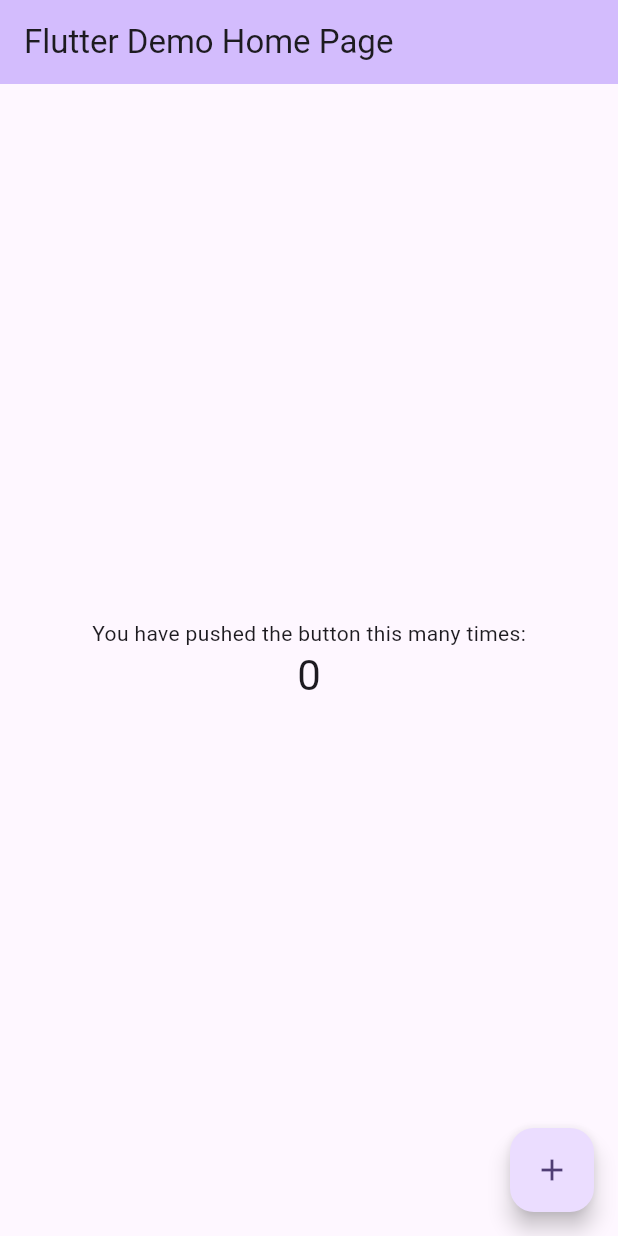
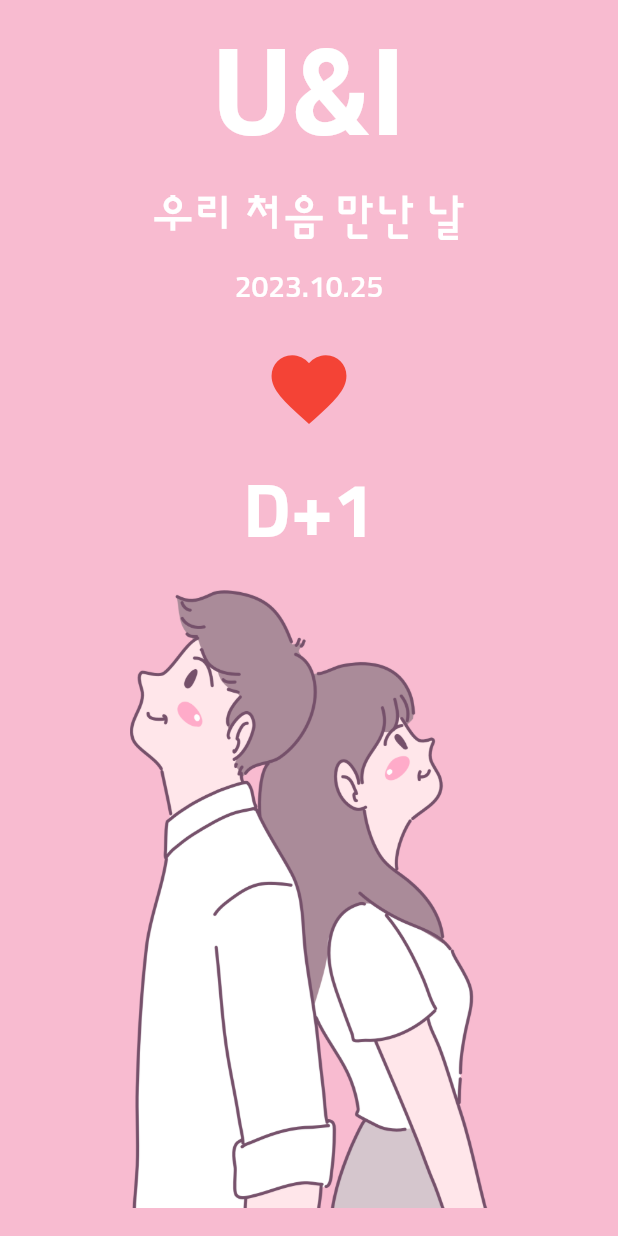
Before and after one commit to seogi1004/flutter-for-beginners, a Flutter app: the screen it shows after launch, on a phone screen of 412 x 824 dp. Run offline on Flutter 3.47's test engine with Material 2 defaults, Android fonts, the phone set to English and light mode, and no system bars; our stand-ins replace firebase_auth, firebase_core, google_sign_in, shared_preferences; accounts and stored records are empty; Roboto replaces fonts that are missing (parisienne).

Commit message:
구현 완료!!

```diff
--- a/u_and_i/lib/main.dart
+++ b/u_and_i/lib/main.dart
@@ -1,4 +1,5 @@
 import 'package:flutter/material.dart';
+import 'package:u_and_i/screen/home_screen.dart';
 
 void main() {
   runApp(const MyApp());
@@ -7,119 +8,31 @@ void main() {
 class MyApp extends StatelessWidget {
   const MyApp({super.key});
 
-  // This widget is the root of your application.
   @override
   Widget build(BuildContext context) {
     return MaterialApp(
-      title: 'Flutter Demo',
       theme: ThemeData(
-        // This is the theme of your application.
-        //
-        // TRY THIS: Try running your application with "flutter run". You'll see
-        // the application has a blue toolbar. Then, without quitting the app,
-        // try changing the seedColor in the colorScheme below to Colors.green
-        // and then invoke "hot reload" (save your changes or press the "hot
-        // reload" button in a Flutter-supported IDE, or press "r" if you used
-        // the command line to start the app).
-        //
-        // Notice that the counter didn't reset back to zero; the application
-        // state is not lost during the reload. To reset the state, use hot
-        // restart instead.
-        //
-        // This works for code too, not just values: Most code changes can be
-        // tested with just a hot reload.
-        colorScheme: ColorScheme.fromSeed(seedColor: Colors.deepPurple),
-        useMaterial3: true,
+        fontFamily: 'sunflower',
+        textTheme: const TextTheme(
+          displayLarge: TextStyle(
+            color: Colors.white,
+            fontSize: 80.0,
+            fontWeight: FontWeight.w700,
+            fontFamily: 'parisienne',
+          ),
+          displayMedium: TextStyle(
+            color: Colors.white,
+            fontSize: 50.0,
+            fontWeight: FontWeight.w700,
+          ),
+          bodyLarge: TextStyle(
+            color: Colors.white,
+            fontSize: 30.0,
+          ),
+          bodyMedium: TextStyle(color: Colors.white, fontSize: 20.0),
+        ),
       ),
-      home: const MyHomePage(title: 'Flutter Demo Home Page'),
+      home: const HomeScreen(),
     );
   }
 }
-
-class MyHomePage extends StatefulWidget {
-  const MyHomePage({super.key, required this.title});
-
-  // This widget is the home page of your application. It is stateful, meaning
-  // that it has a State object (defined below) that contains fields that affect
-  // how it looks.
-
-  // This class is the configuration for the state. It holds the values (in this
-  // case the title) provided by the parent (in this case the App widget) and
-  // used by the build method of the State. Fields in a Widget subclass are
-  // always marked "final".
-
-  final String title;
-
-  @override
-  State<MyHomePage> createState() => _MyHomePageState();
-}
-
-class _MyHomePageState extends State<MyHomePage> {
-  int _counter = 0;
-
-  void _incrementCounter() {
-    setState(() {
-      // This call to setState tells the Flutter framework that something has
-      // changed in this State, which causes it to rerun the build method below
-      // so that the display can reflect the updated values. If we changed
-      // _counter without calling setState(), then the build method would not be
-      // called again, and so nothing would appear to happen.
-      _counter++;
-    });
-  }
-
-  @override
-  Widget build(BuildContext context) {
-    // This method is rerun every time setState is called, for instance as done
-    // by the _incrementCounter method above.
-    //
-    // The Flutter framework has been optimized to make rerunning build methods
-    // fast, so that you can just rebuild anything that needs updating rather
-    // than having to individually change instances of widgets.
-    return Scaffold(
-      appBar: AppBar(
-        // TRY THIS: Try changing the color here to a specific color (to
-        // Colors.amber, perhaps?) and trigger a hot reload to see the AppBar
-        // change color while the other colors stay the same.
-        backgroundColor: Theme.of(context).colorScheme.inversePrimary,
-        // Here we take the value from the MyHomePage object that was created by
-        // the App.build method, and use it to set our appbar title.
-        title: Text(widget.title),
-      ),
-      body: Center(
-        // Center is a layout widget. It takes a single child and positions it
-        // in the middle of the parent.
-        child: Column(
-          // Column is also a layout widget. It takes a list of children and
-          // arranges them vertically. By default, it sizes itself to fit its
-          // children horizontally, and tries to be as tall as its parent.
-          //
-          // Column has various properties to control how it sizes itself and
-          // how it positions its children. Here we use mainAxisAlignment to
-          // center the children vertically; the main axis here is the vertical
-          // axis because Columns are vertical (the cross axis would be
-          // horizontal).
-          //
-          // TRY THIS: Invoke "debug painting" (choose the "Toggle Debug Paint"
-          // action in the IDE, or press "p" in the console), to see the
-          // wireframe for each widget.
-          mainAxisAlignment: MainAxisAlignment.center,
-          children: <Widget>[
-            const Text(
-              'You have pushed the button this many times:',
-            ),
-            Text(
-              '$_counter',
-              style: Theme.of(context).textTheme.headlineMedium,
-            ),
-          ],
-        ),
-      ),
-      floatingActionButton: FloatingActionButton(
-        onPressed: _incrementCounter,
-        tooltip: 'Increment',
-        child: const Icon(Icons.add),
-      ), // This trailing comma makes auto-formatting nicer for build methods.
-    );
-  }
-}
--- /dev/null
+++ b/u_and_i/lib/screen/home_screen.dart
@@ -0,0 +1,116 @@
+import 'package:flutter/material.dart';
+import 'package:flutter/cupertino.dart';
+
+class HomeScreen extends StatefulWidget {
+  const HomeScreen({super.key});
+
+  @override
+  State<HomeScreen> createState() => _HomeScreenState();
+}
+
+class _HomeScreenState extends State<HomeScreen> {
+  DateTime firstDay = DateTime.now();
+
+  @override
+  Widget build(BuildContext context) {
+    return Scaffold(
+      backgroundColor: Colors.pink[100],
+      body: SafeArea(
+        top: true,
+        bottom: false,
+        child: Column(
+          mainAxisAlignment: MainAxisAlignment.spaceBetween,
+          crossAxisAlignment: CrossAxisAlignment.stretch,
+          children: [
+            _DDay(
+              onHeartPressed: onHeartPressed,
+              firstDay: firstDay,
+            ),
+            _CoupleImage(),
+          ],
+        ),
+      ),
+    );
+  }
+
+  void onHeartPressed() {
+    showCupertinoDialog(
+      context: context,
+      builder: (BuildContext context) {
+        return Align(
+          alignment: Alignment.bottomCenter,
+          child: Container(
+            color: Colors.white,
+            height: 300,
+            child: CupertinoDatePicker(
+              mode: CupertinoDatePickerMode.date,
+              onDateTimeChanged: (DateTime date) {
+                setState(() {
+                  firstDay = date;
+                });
+              },
+            ),
+          ),
+        );
+      },
+      barrierDismissible: true,
+    );
+  }
+}
+
+class _DDay extends StatelessWidget {
+  final GestureTapCallback onHeartPressed;
+  final DateTime firstDay;
+
+  const _DDay({
+    required this.onHeartPressed,
+    required this.firstDay,
+  });
+
+  @override
+  Widget build(BuildContext context) {
+    final textTheme = Theme.of(context).textTheme;
+    final now = DateTime.now();
+
+    return Column(children: [
+      const SizedBox(height: 16.0),
+      Text(
+        'U&I',
+        style: textTheme.displayLarge,
+      ),
+      const SizedBox(height: 16.0),
+      Text(
+        '우리 처음 만난 날',
+        style: textTheme.bodyLarge,
+      ),
+      const SizedBox(height: 16.0),
+      Text(
+        '${firstDay.year}.${firstDay.month}.${firstDay.day}',
+        style: textTheme.bodyMedium,
+      ),
+      const SizedBox(height: 16.0),
+      IconButton(
+        iconSize: 60.0,
+        onPressed: onHeartPressed,
+        icon: const Icon(Icons.favorite, color: Colors.red),
+      ),
+      const SizedBox(height: 16.0),
+      Text(
+        'D+${DateTime(now.year, now.month, now.day).difference(firstDay).inDays + 1}',
+        style: textTheme.displayMedium,
+      ),
+    ]);
+  }
+}
+
+class _CoupleImage extends StatelessWidget {
+  @override
+  Widget build(BuildContext context) {
+    return Expanded(
+      child: Center(
+        child: Image.asset('asset/img/middle_image.png',
+            height: MediaQuery.of(context).size.height / 2),
+      ),
+    );
+  }
+}
```
Also changed, not shown: u_and_i/pubspec.yaml (+10 -9 lines), u_and_i/asset/font/Parisienne-Regular.ttf (added), u_and_i/asset/font/Sunflower-Bold.ttf (added), u_and_i/asset/font/Sunflower-Light.ttf (added), u_and_i/asset/font/Sunflower-Medium.ttf (added), u_and_i/asset/img/middle_image.png (added).
